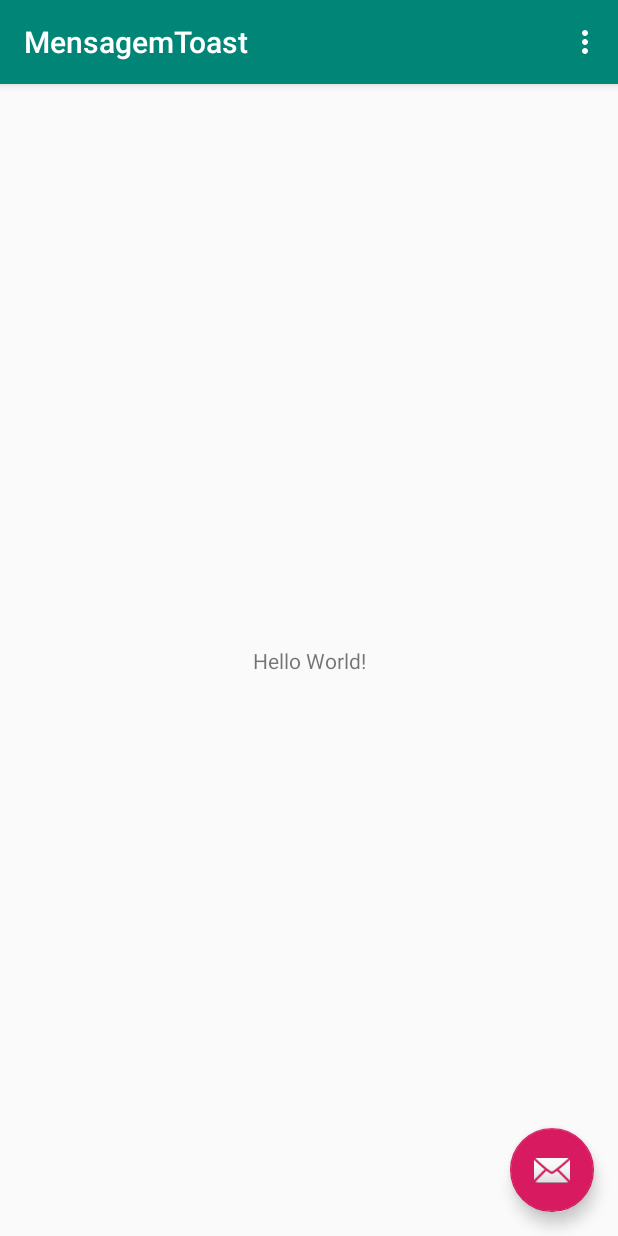
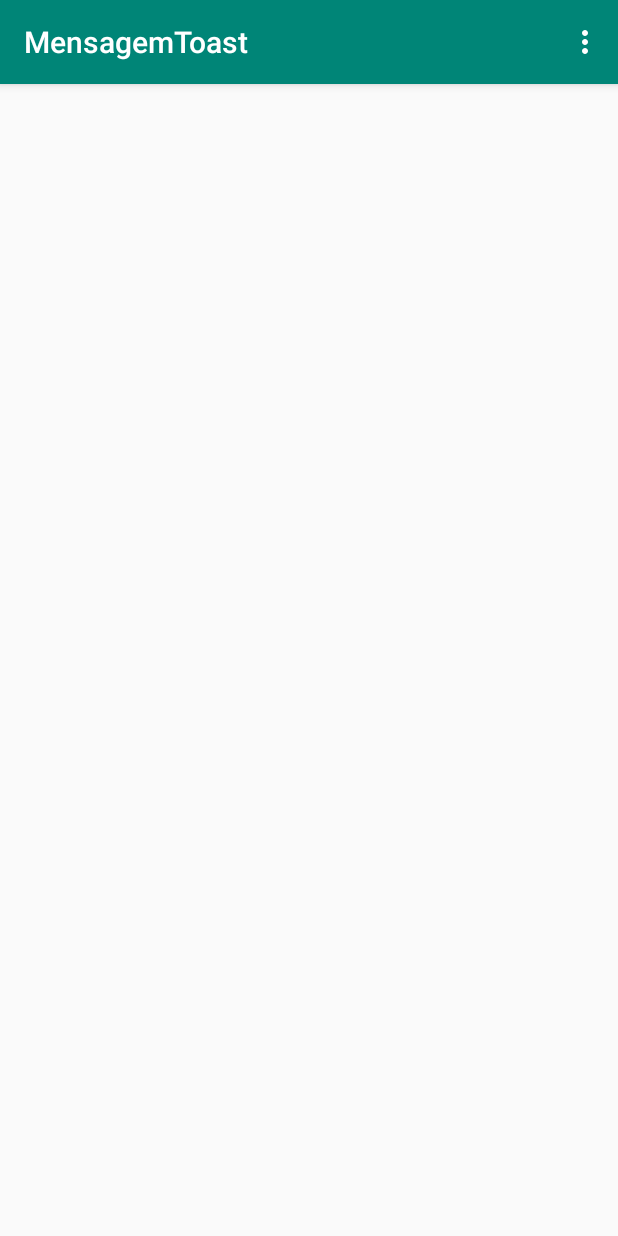
Before and after one commit to GabrielIFPB/mensagem-toast, an Android app: the screen it shows after launch (MainActivity), on a phone screen of 412 x 824 dp. Run offline under Robolectric (Android 15) with nearby library versions, the phone set to English and light mode, and no system bars.

Commit message:
pronto para começar

```diff
--- a/app/src/main/java/com/example/mensagemtoast/MainActivity.java
+++ b/app/src/main/java/com/example/mensagemtoast/MainActivity.java
@@ -21,14 +21,7 @@ public class MainActivity extends AppCompatActivity {
         Toolbar toolbar = findViewById(R.id.toolbar);
         setSupportActionBar(toolbar);
 
-        FloatingActionButton fab = findViewById(R.id.fab);
-        fab.setOnClickListener(new View.OnClickListener() {
-            @Override
-            public void onClick(View view) {
-                Snackbar.make(view, "Replace with your own action", Snackbar.LENGTH_LONG)
-                        .setAction("Action", null).show();
-            }
-        });
+
     }
 
     @Override
--- a/app/src/main/res/layout/activity_main.xml
+++ b/app/src/main/res/layout/activity_main.xml
@@ -22,12 +22,4 @@
 
     <include layout="@layout/content_main" />
 
-    <com.google.android.material.floatingactionbutton.FloatingActionButton
-        android:id="@+id/fab"
-        android:layout_width="wrap_content"
-        android:layout_height="wrap_content"
-        android:layout_gravity="bottom|end"
-        android:layout_margin="@dimen/fab_margin"
-        app:srcCompat="@android:drawable/ic_dialog_email" />
-
 </androidx.coordinatorlayout.widget.CoordinatorLayout>
--- a/app/src/main/res/layout/content_main.xml
+++ b/app/src/main/res/layout/content_main.xml
@@ -6,15 +6,4 @@
     android:layout_height="match_parent"
     app:layout_behavior="@string/appbar_scrolling_view_behavior"
     tools:context=".MainActivity"
-    tools:showIn="@layout/activity_main">
-
-    <TextView
-        android:layout_width="wrap_content"
-        android:layout_height="wrap_content"
-        android:text="Hello World!"
-        app:layout_constraintBottom_toBottomOf="parent"
-        app:layout_constraintLeft_toLeftOf="parent"
-        app:layout_constraintRight_toRightOf="parent"
-        app:layout_constraintTop_toTopOf="parent" />
-
-</androidx.constraintlayout.widget.ConstraintLayout>
+    tools:showIn="@layout/activity_main"/>
```
Also changed, not shown: 1 other file.
